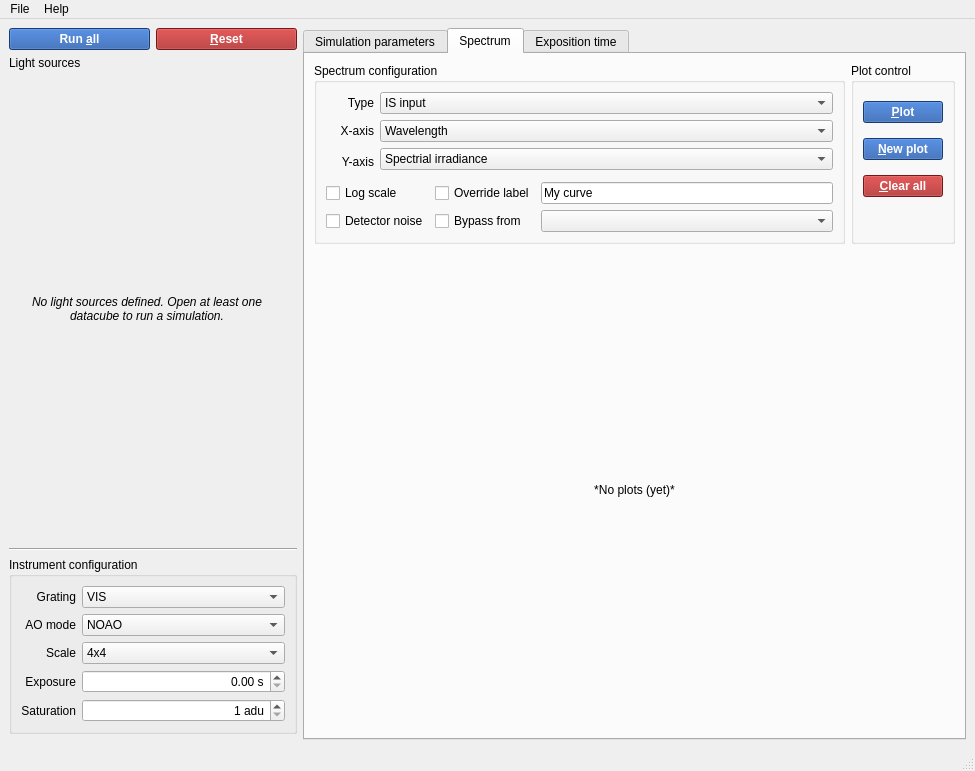
This is simui/simui.ui in HARMONI-CAB/radiosim as Qt 5 draws it before an edit. The edited form follows.
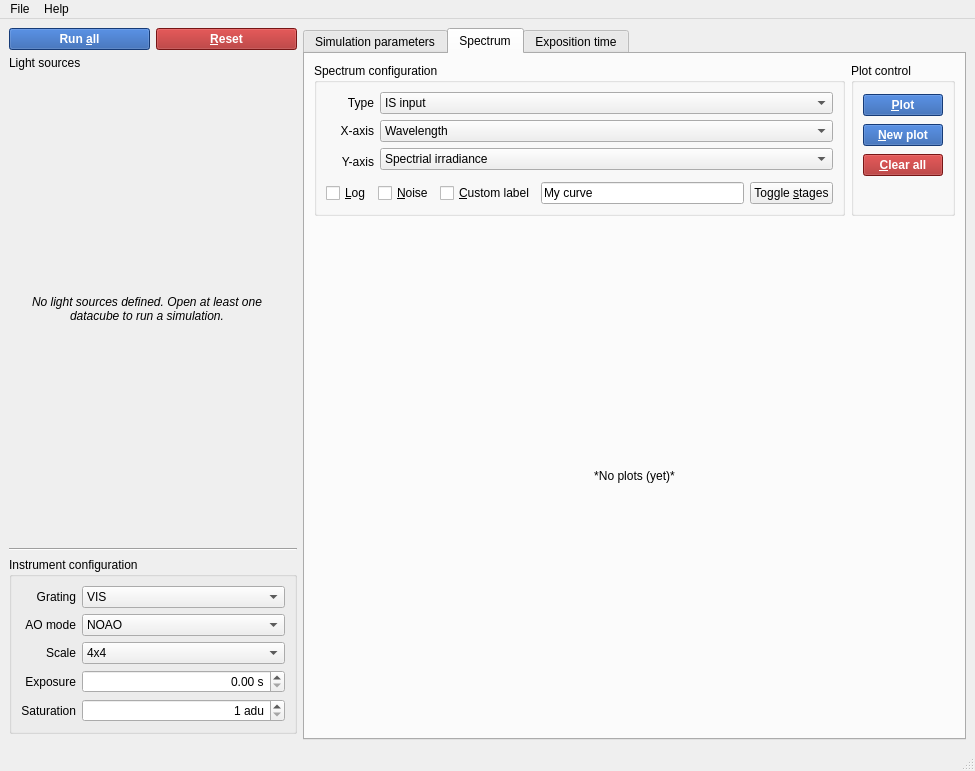
This is the edited form. The open tabs and pages were chosen to show the change.

Commit message: Add ability to enable and disable individual stages

Diff of the .ui file:
```diff
--- a/simui/simui.ui
+++ b/simui/simui.ui
@@ -811,7 +811,7 @@
                       <rect>
                        <x>0</x>
                        <y>0</y>
-                       <width>98</width>
+                       <width>62</width>
                        <height>38</height>
                       </rect>
                      </property>
@@ -1443,6 +1443,19 @@
               <property name="bottomMargin">
                <number>0</number>
               </property>
+              <item row="0" column="3">
+               <widget class="QLineEdit" name="overrideLabelEdit">
+                <property name="sizePolicy">
+                 <sizepolicy hsizetype="Expanding" vsizetype="Fixed">
+                  <horstretch>0</horstretch>
+                  <verstretch>0</verstretch>
+                 </sizepolicy>
+                </property>
+                <property name="text">
+                 <string>My curve</string>
+                </property>
+               </widget>
+              </item>
               <item row="0" column="2">
                <widget class="QCheckBox" name="overrideLabelCheck">
                 <property name="sizePolicy">
@@ -1452,7 +1465,7 @@
                  </sizepolicy>
                 </property>
                 <property name="text">
-                 <string>Override label</string>
+                 <string>&amp;Custom label</string>
                 </property>
                </widget>
               </item>
@@ -1465,24 +1478,18 @@
                  </sizepolicy>
                 </property>
                 <property name="text">
-                 <string>Log scale</string>
+                 <string>&amp;Log</string>
                 </property>
                </widget>
               </item>
-              <item row="0" column="3">
-               <widget class="QLineEdit" name="overrideLabelEdit">
-                <property name="sizePolicy">
-                 <sizepolicy hsizetype="Expanding" vsizetype="Fixed">
-                  <horstretch>0</horstretch>
-                  <verstretch>0</verstretch>
-                 </sizepolicy>
-                </property>
+              <item row="0" column="4">
+               <widget class="QPushButton" name="toggleBypassButton">
                 <property name="text">
-                 <string>My curve</string>
+                 <string>Toggle &amp;stages</string>
                 </property>
                </widget>
               </item>
-              <item row="1" column="0">
+              <item row="0" column="1">
                <widget class="QCheckBox" name="photonNoiseCheck">
                 <property name="sizePolicy">
                  <sizepolicy hsizetype="Preferred" vsizetype="Fixed">
@@ -1491,24 +1498,7 @@
                  </sizepolicy>
                 </property>
                 <property name="text">
-                 <string>Detector noise</string>
-                </property>
-               </widget>
-              </item>
-              <item row="1" column="2">
-               <widget class="QCheckBox" name="stopCheck">
-                <property name="text">
-                 <string>Bypass from</string>
-                </property>
-               </widget>
-              </item>
-              <item row="1" column="3">
-               <widget class="QComboBox" name="stopCombo">
-                <property name="sizePolicy">
-                 <sizepolicy hsizetype="Expanding" vsizetype="Fixed">
-                  <horstretch>0</horstretch>
-                  <verstretch>0</verstretch>
-                 </sizepolicy>
+                 <string>&amp;Noise</string>
                 </property>
                </widget>
               </item>
```
The commit also changes 8 other files.
